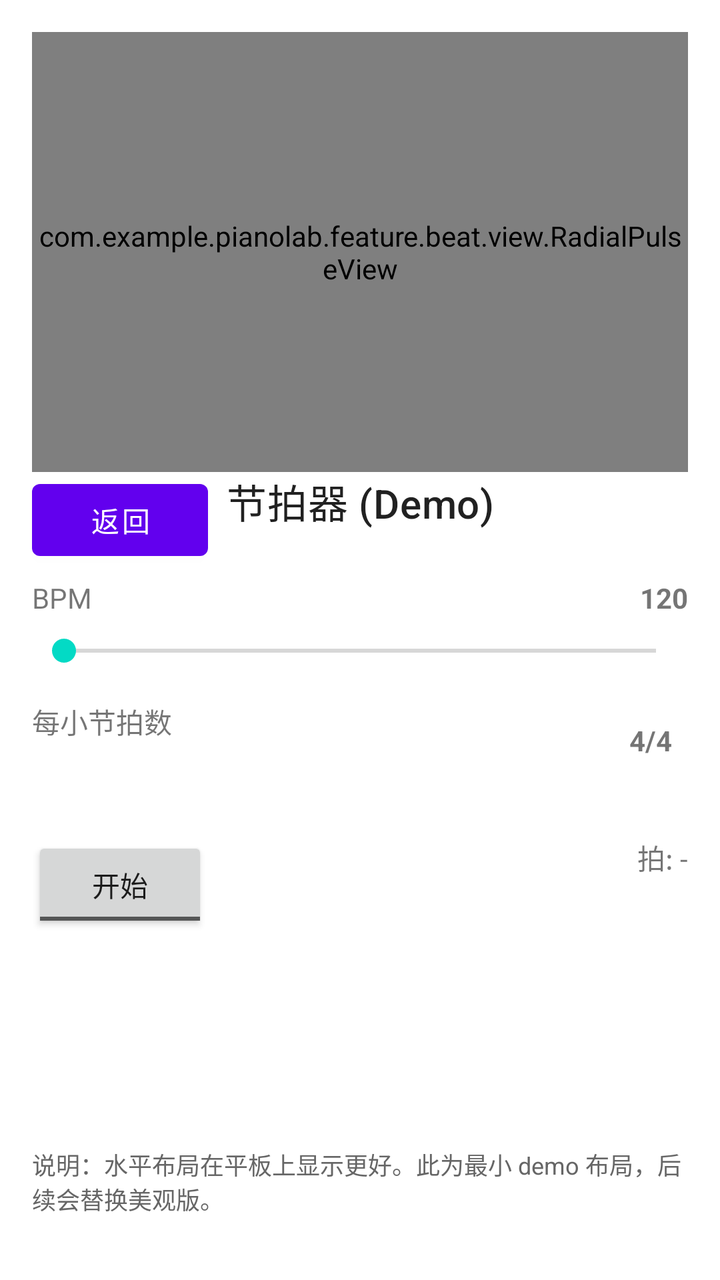
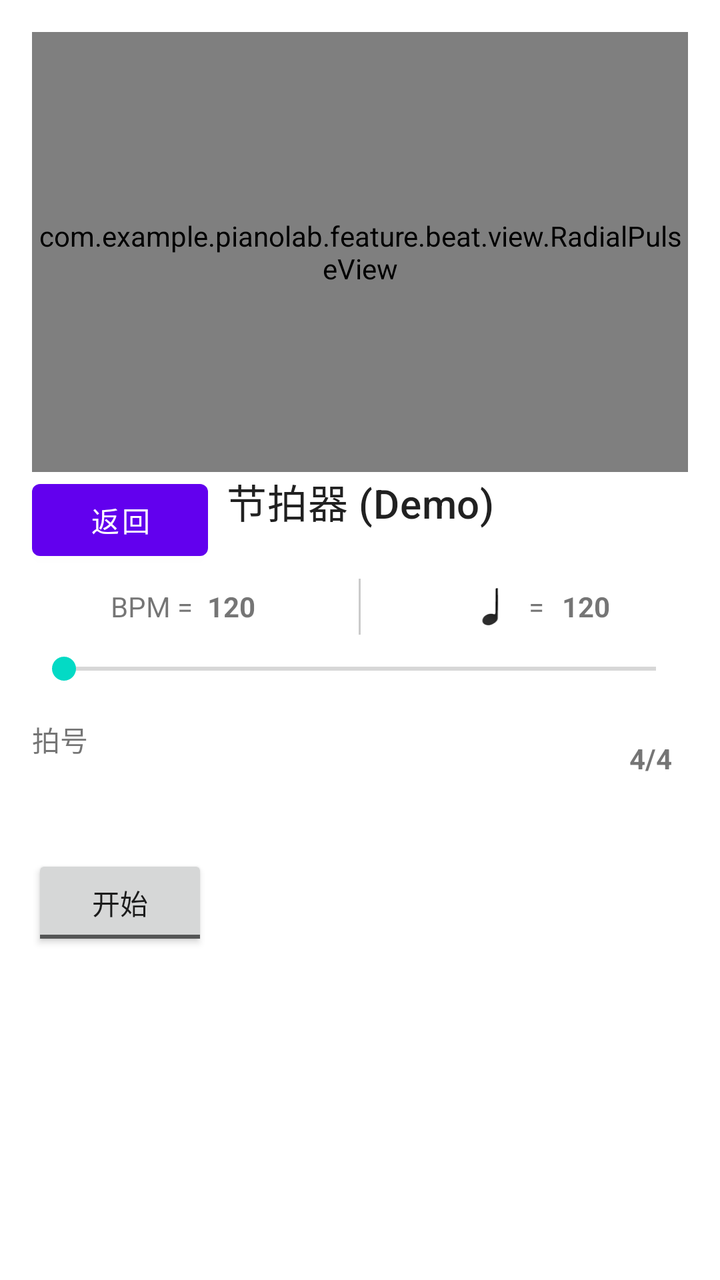

Before-and-after screenshots of an Android layout around one commit, followed by the original layout XML and the change that was made.
<!-- AndroidManifest.xml: application theme Theme.PianoLab -->
<!-- res/layout/activity_beat.xml -->
<?xml version="1.0" encoding="utf-8"?>
<androidx.constraintlayout.widget.ConstraintLayout xmlns:android="http://schemas.android.com/apk/res/android"
    xmlns:app="http://schemas.android.com/apk/res-auto"
    android:layout_width="match_parent"
    android:layout_height="match_parent"
    android:padding="16dp">

    

    
    <com.example.pianolab.feature.beat.view.RadialPulseView
        android:id="@+id/radial_pulse_view"
        android:layout_width="0dp"
        android:layout_height="220dp"
        app:layout_constraintEnd_toEndOf="parent"
        app:layout_constraintHorizontal_bias="0.0"
        app:layout_constraintStart_toStartOf="parent"
        app:layout_constraintTop_toTopOf="parent" />

    <Button
        android:id="@+id/btn_back"
        android:layout_width="wrap_content"
        android:layout_height="wrap_content"
        android:text="返回"
        app:layout_constraintTop_toBottomOf="@id/radial_pulse_view"
        app:layout_constraintStart_toStartOf="parent" />

    <TextView
        android:id="@+id/tv_title"
        android:layout_width="0dp"
        android:layout_height="wrap_content"
        android:text="节拍器 (Demo)"
        android:textAppearance="?attr/textAppearanceHeadline6"
        android:gravity="center"
        app:layout_constraintTop_toBottomOf="@id/radial_pulse_view"
        app:layout_constraintStart_toStartOf="parent"
        app:layout_constraintEnd_toEndOf="parent" />

    <TextView
        android:id="@+id/tv_bpm_label"
        android:layout_width="wrap_content"
        android:layout_height="wrap_content"
        android:text="BPM"
        app:layout_constraintTop_toBottomOf="@id/tv_title"
        app:layout_constraintStart_toStartOf="parent"
        android:layout_marginTop="24dp" />

    <TextView
        android:id="@+id/tv_bpm_value"
        android:layout_width="wrap_content"
        android:layout_height="wrap_content"
        android:text="120"
        android:textStyle="bold"
        app:layout_constraintTop_toBottomOf="@id/tv_title"
        app:layout_constraintEnd_toEndOf="parent"
        android:layout_marginTop="24dp" />

    <SeekBar
        android:id="@+id/seekbar_bpm"
        android:layout_width="0dp"
        android:layout_height="wrap_content"
        android:max="270"
        app:layout_constraintTop_toBottomOf="@id/tv_bpm_label"
        app:layout_constraintStart_toStartOf="parent"
        app:layout_constraintEnd_toEndOf="parent"
        android:layout_marginTop="8dp" />

    <TextView
        android:id="@+id/tv_beats_label"
        android:layout_width="wrap_content"
        android:layout_height="wrap_content"
        android:text="每小节拍数"
        app:layout_constraintTop_toBottomOf="@id/seekbar_bpm"
        app:layout_constraintStart_toStartOf="parent"
        android:layout_marginTop="16dp" />

    <TextView
        android:id="@+id/tv_beats_value"
        android:layout_width="wrap_content"
        android:layout_height="48dp"
        android:gravity="center"
        android:text="4/4"
        android:textStyle="bold"
        android:padding="8dp"
        android:background="?attr/selectableItemBackgroundBorderless"
        android:clickable="true"
        android:focusable="true"
        app:layout_constraintTop_toBottomOf="@id/seekbar_bpm"
        app:layout_constraintEnd_toEndOf="parent"
        android:layout_marginTop="12dp" />

    <ToggleButton
        android:id="@+id/toggle_play"
        android:layout_width="wrap_content"
        android:layout_height="wrap_content"
        android:textOn="停止"
        android:textOff="开始"
        app:layout_constraintTop_toBottomOf="@id/tv_beats_value"
        app:layout_constraintStart_toStartOf="parent"
        android:layout_marginTop="24dp" />

    <TextView
        android:id="@+id/tv_current_beat"
        android:layout_width="wrap_content"
        android:layout_height="wrap_content"
        android:text="拍: -"
        app:layout_constraintTop_toBottomOf="@id/tv_beats_value"
        app:layout_constraintEnd_toEndOf="parent"
        android:layout_marginTop="24dp" />

    <TextView
        android:id="@+id/tv_hint"
        android:layout_width="0dp"
        android:layout_height="wrap_content"
        android:text="说明：水平布局在平板上显示更好。此为最小 demo 布局，后续会替换美观版。"
        android:textSize="12sp"
        android:textColor="#666"
        app:layout_constraintBottom_toBottomOf="parent"
        app:layout_constraintStart_toStartOf="parent"
        app:layout_constraintEnd_toEndOf="parent"
        android:layout_marginBottom="16dp" />

</androidx.constraintlayout.widget.ConstraintLayout>
<!-- resources referenced by this layout -->
<resources>
  <style name="Theme.PianoLab" parent="Theme.MaterialComponents.DayNight.DarkActionBar">
          
          <item name="colorPrimary">@color/purple_500</item>
          <item name="colorPrimaryVariant">@color/purple_700</item>
          <item name="colorOnPrimary">@color/white</item>
          
          <item name="colorSecondary">@color/teal_200</item>
          <item name="colorSecondaryVariant">@color/teal_700</item>
          <item name="colorOnSecondary">@color/black</item>
          
          <item name="android:statusBarColor">?attr/colorPrimaryVariant</item>
          
      </style>
  <color name="purple_500">#FF6200EE</color>
  <color name="purple_700">#FF3700B3</color>
  <color name="white">#FFFFFFFF</color>
  <color name="teal_200">#FF03DAC5</color>
  <color name="teal_700">#FF018786</color>
  <color name="black">#FF000000</color>
</resources>

<!-- the commit's change to res/layout/activity_beat.xml (unified diff, before → after) -->
@@ -36,31 +36,87 @@
         app:layout_constraintStart_toStartOf="parent"
         app:layout_constraintEnd_toEndOf="parent" />
 
-    <TextView
-        android:id="@+id/tv_bpm_label"
-        android:layout_width="wrap_content"
+    
+    <LinearLayout
+        android:id="@+id/ll_bpm_group"
+        android:layout_width="0dp"
         android:layout_height="wrap_content"
-        android:text="BPM"
+        android:orientation="horizontal"
+        android:layout_marginTop="24dp"
         app:layout_constraintTop_toBottomOf="@id/tv_title"
         app:layout_constraintStart_toStartOf="parent"
-        android:layout_marginTop="24dp" />
+        app:layout_constraintEnd_toEndOf="parent">
 
-    <TextView
-        android:id="@+id/tv_bpm_value"
-        android:layout_width="wrap_content"
-        android:layout_height="wrap_content"
-        android:text="120"
-        android:textStyle="bold"
-        app:layout_constraintTop_toBottomOf="@id/tv_title"
-        app:layout_constraintEnd_toEndOf="parent"
-        android:layout_marginTop="24dp" />
+        
+        <LinearLayout
+            android:layout_width="0dp"
+            android:layout_height="match_parent"
+            android:orientation="horizontal"
+            android:layout_weight="1"
+            android:gravity="center">
 
+            <TextView
+                android:id="@+id/tv_bpm_label"
+                android:layout_width="wrap_content"
+                android:layout_height="wrap_content"
+                android:text="BPM = " />
+
+            <TextView
+                android:id="@+id/tv_bpm_value"
+                android:layout_width="wrap_content"
+                android:layout_height="wrap_content"
+                android:text="120"
+                android:textStyle="bold"
+                android:layout_marginStart="4dp"/>
+        </LinearLayout>
+
+        
+        <View
+            android:layout_width="1dp"
+            android:layout_height="28dp"
+            android:layout_marginStart="12dp"
+            android:layout_marginEnd="12dp"
+            android:background="@android:color/darker_gray"
+            android:alpha="0.6" />
+
+        
+        <LinearLayout
+            android:layout_width="0dp"
+            android:layout_height="match_parent"
+            android:orientation="horizontal"
+            android:layout_weight="1"
+            android:gravity="center">
+
+            <ImageView
+                android:id="@+id/iv_crochet_icon"
+                android:layout_width="32dp"
+                android:layout_height="32dp"
+                android:src="@drawable/crotchet" />
+            <TextView
+                android:id="@+id/tv_crochet_equals"
+                android:layout_width="wrap_content"
+                android:layout_height="wrap_content"
+                android:text="="
+                android:textStyle="normal"
+                android:layout_marginStart="1dp"
+                android:layout_marginEnd="1dp"
+                android:importantForAccessibility="no" />
+
+            <TextView
+                android:id="@+id/tv_crochet_value"
+                android:layout_width="wrap_content"
+                android:layout_height="wrap_content"
+                android:text="120"
+                android:textStyle="bold"
+                android:layout_marginStart="8dp" />
+        </LinearLayout>
+    </LinearLayout>
     <SeekBar
         android:id="@+id/seekbar_bpm"
         android:layout_width="0dp"
         android:layout_height="wrap_content"
         android:max="270"
-        app:layout_constraintTop_toBottomOf="@id/tv_bpm_label"
+        app:layout_constraintTop_toBottomOf="@id/ll_bpm_group"
         app:layout_constraintStart_toStartOf="parent"
         app:layout_constraintEnd_toEndOf="parent"
         android:layout_marginTop="8dp" />
@@ -69,7 +125,7 @@
         android:id="@+id/tv_beats_label"
         android:layout_width="wrap_content"
         android:layout_height="wrap_content"
-        android:text="每小节拍数"
+        android:text="拍号"
         app:layout_constraintTop_toBottomOf="@id/seekbar_bpm"
         app:layout_constraintStart_toStartOf="parent"
         android:layout_marginTop="16dp" />
@@ -99,25 +155,7 @@
         app:layout_constraintStart_toStartOf="parent"
         android:layout_marginTop="24dp" />
 
-    <TextView
-        android:id="@+id/tv_current_beat"
-        android:layout_width="wrap_content"
-        android:layout_height="wrap_content"
-        android:text="拍: -"
-        app:layout_constraintTop_toBottomOf="@id/tv_beats_value"
-        app:layout_constraintEnd_toEndOf="parent"
-        android:layout_marginTop="24dp" />
 
-    <TextView
-        android:id="@+id/tv_hint"
-        android:layout_width="0dp"
-        android:layout_height="wrap_content"
-        android:text="说明：水平布局在平板上显示更好。此为最小 demo 布局，后续会替换美观版。"
-        android:textSize="12sp"
-        android:textColor="#666"
-        app:layout_constraintBottom_toBottomOf="parent"
-        app:layout_constraintStart_toStartOf="parent"
-        app:layout_constraintEnd_toEndOf="parent"
-        android:layout_marginBottom="16dp" />
+
 
 </androidx.constraintlayout.widget.ConstraintLayout>
<!-- resource entries referenced after the edit -->
@@ -1,5 +1,32 @@
 <!-- resources referenced by this layout -->
 <resources>
+  <!-- drawable crotchet (drawable) -->
+  <vector xmlns:android="http://schemas.android.com/apk/res/android"
+      xmlns:aapt="http://schemas.android.com/aapt"
+      android:width="744.1dp"
+      android:height="1052.4dp"
+      android:viewportWidth="744.1"
+      android:viewportHeight="1052.4">
+    <path
+        android:pathData="m418.4,231.3c5.3,163.8 3,316.2 0.6,483.3 -1.2,42.8 -38.2,71.5 -72.9,89.9 -30.9,18.6 -67.8,29 -103.6,20.7 -33.3,-3.4 -67.8,-27.7 -68.5,-63.7 -2.2,-41.7 27.9,-80.6 65,-97 36.4,-20.7 82.4,-25.2 121.6,-10.3 19.2,6.1 24.5,-11.7 26.9,-28.8 2.2,-129.8 4,-259.5 4.4,-389.3 0.4,-13 26.3,-17.2 26.5,-4.7z"
+        android:strokeLineJoin="round"
+        android:strokeWidth="5.9241"
+        android:fillType="evenOdd"
+        android:strokeColor="#000"
+        android:strokeLineCap="round">
+      <aapt:attr name="android:fillColor">
+        <gradient 
+            android:startX="276.4"
+            android:startY="734.6"
+            android:endX="501.2"
+            android:endY="412"
+            android:type="linear">
+          <item android:offset="0" android:color="#D2000000"/>
+          <item android:offset="1" android:color="#FF000000"/>
+        </gradient>
+      </aapt:attr>
+    </path>
+  </vector>
   <style name="Theme.PianoLab" parent="Theme.MaterialComponents.DayNight.DarkActionBar">
           
           <item name="colorPrimary">@color/purple_500</item>
